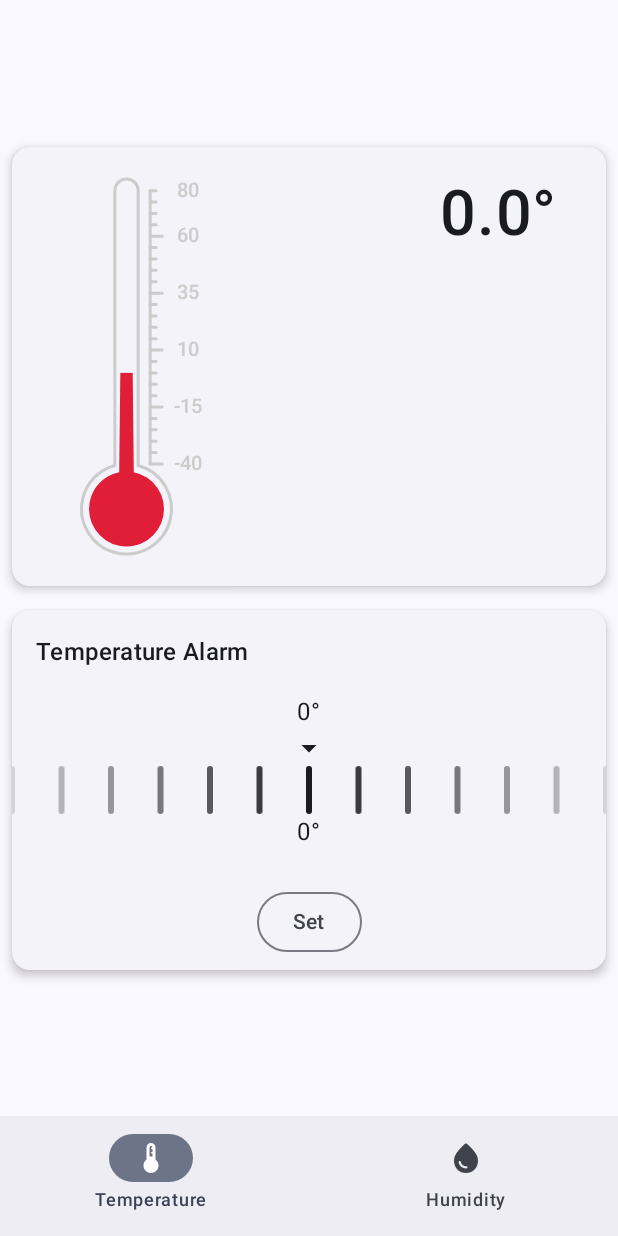
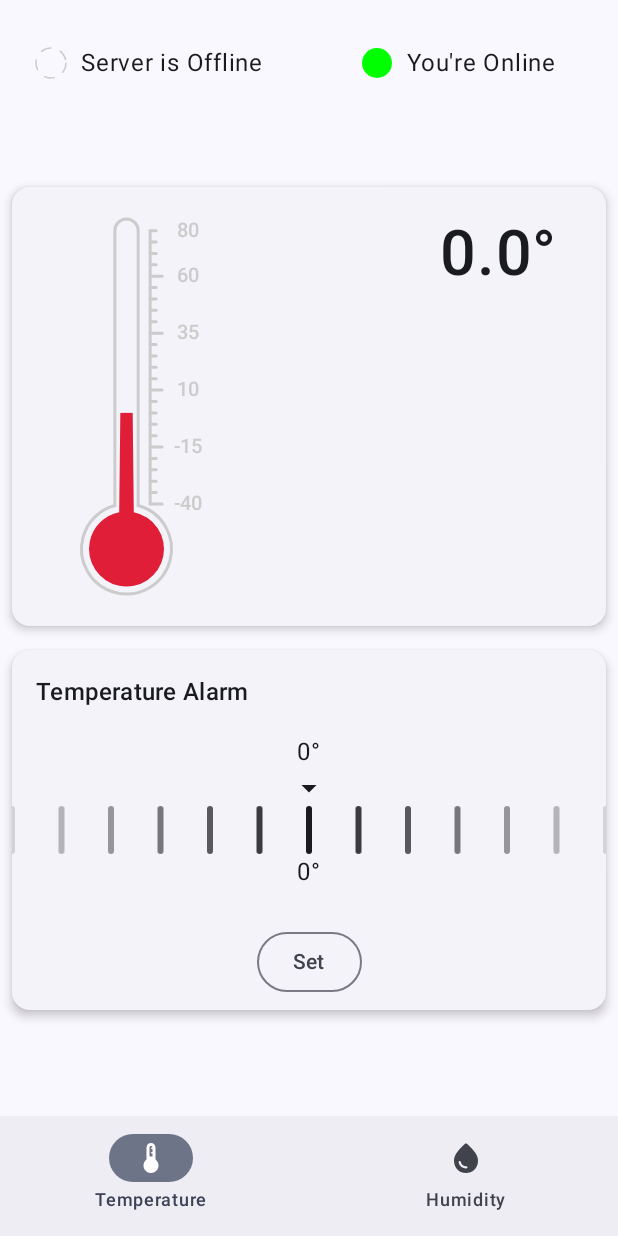
Before and after one commit to Ramink78/Thermometer, an Android app built with Jetpack Compose: the screen it shows after launch (MainActivity), on a phone screen of 412 x 824 dp. Run offline under Robolectric (Android 15) with nearby library versions, the phone set to English and light mode, and no system bars; our stand-ins replace Dagger/Hilt's generated code, Room's generated code; libraries missing offline, so code that uses them is left out: io.github.jan.supabase; 3 statements that could not run were skipped.

Commit message:
build a composable to show client and server status

```diff
--- /dev/null
+++ b/app/src/main/java/rk/thermometer/ui/component/Status.kt
@@ -0,0 +1,78 @@
+package rk.thermometer.ui.component
+
+import androidx.compose.foundation.layout.Arrangement
+import androidx.compose.foundation.layout.Box
+import androidx.compose.foundation.layout.Row
+import androidx.compose.foundation.layout.padding
+import androidx.compose.foundation.layout.size
+import androidx.compose.material3.Text
+import androidx.compose.runtime.Composable
+import androidx.compose.ui.Modifier
+import androidx.compose.ui.draw.drawBehind
+import androidx.compose.ui.graphics.Color
+import androidx.compose.ui.graphics.PathEffect
+import androidx.compose.ui.graphics.StrokeCap
+import androidx.compose.ui.graphics.drawscope.Fill
+import androidx.compose.ui.graphics.drawscope.Stroke
+import androidx.compose.ui.tooling.preview.Preview
+import androidx.compose.ui.unit.Dp
+import androidx.compose.ui.unit.dp
+import rk.thermometer.ui.theme.ThermometerTheme
+
+@Composable
+fun TopBarStatus(
+    modifier: Modifier = Modifier,
+    isOnlineServer: Boolean = false,
+    isOnlineYou: Boolean = true,
+
+    ) {
+    Row(
+        modifier = modifier,
+    ) {
+        Row(modifier = Modifier.weight(.5f), horizontalArrangement = Arrangement.Center) {
+            val espStatus = if (isOnlineServer) "Online" else "Offline"
+            StatusIndicator(isOnline = isOnlineServer)
+            Text(text = "Server is $espStatus", Modifier.padding(horizontal = 8.dp))
+
+        }
+        Row(modifier = Modifier.weight(.5f), horizontalArrangement = Arrangement.Center) {
+            StatusIndicator(isOnline = isOnlineYou)
+            val meStatus = if (isOnlineYou) "Online" else "Offline"
+            Text(
+                text = "You're $meStatus",
+                Modifier.padding(horizontal = 8.dp)
+            )
+
+        }
+    }
+
+}
+
+@Composable
+fun StatusIndicator(
+    isOnline: Boolean = true,
+    size: Dp = 24.dp
+) {
+    Box(
+        modifier = Modifier
+            .size(size)
+            .padding(2.dp)
+            .drawBehind {
+                drawCircle(
+                    color = if (isOnline) Color.Green else Color.LightGray,
+                    style = if (isOnline) Fill else Stroke(width = 1.dp.toPx(),
+                        pathEffect = PathEffect.dashPathEffect(floatArrayOf(10f, 10f), 0f),
+                        cap = StrokeCap.Round)
+                )
+            },
+    )
+
+}
+
+@Preview
+@Composable
+private fun StatusIndicatorPreview() {
+    ThermometerTheme {
+        TopBarStatus()
+    }
+}
--- a/app/src/main/java/rk/thermometer/ui/home/Thermometer.kt
+++ b/app/src/main/java/rk/thermometer/ui/home/Thermometer.kt
@@ -1,7 +1,10 @@
 package rk.thermometer.ui.home
 
+import androidx.compose.foundation.layout.WindowInsets
 import androidx.compose.foundation.layout.fillMaxSize
+import androidx.compose.foundation.layout.fillMaxWidth
 import androidx.compose.foundation.layout.padding
+import androidx.compose.foundation.layout.systemBarsPadding
 import androidx.compose.material.icons.Icons
 import androidx.compose.material.icons.rounded.Thermostat
 import androidx.compose.material.icons.rounded.WaterDrop
@@ -18,10 +21,12 @@ import androidx.compose.runtime.setValue
 import androidx.compose.ui.Modifier
 import androidx.compose.ui.res.stringResource
 import androidx.compose.ui.tooling.preview.Preview
+import androidx.compose.ui.unit.dp
 import androidx.navigation.compose.NavHost
 import androidx.navigation.compose.composable
 import androidx.navigation.compose.rememberNavController
 import rk.thermometer.R
+import rk.thermometer.ui.component.TopBarStatus
 import rk.thermometer.ui.humidity.HumidityScreen
 import rk.thermometer.ui.temperature.TemperatureScreen
 import rk.thermometer.ui.theme.ThermometerTheme
@@ -49,6 +54,12 @@ fun ThermometerApp() {
                 },
                 currentDest = currentDest
             )
+        },
+        topBar = {
+            TopBarStatus(modifier = Modifier
+                .fillMaxWidth()
+                .systemBarsPadding()
+                .padding(top = 30.dp))
         }
     ) { paddingValues ->
         NavHost(
```
